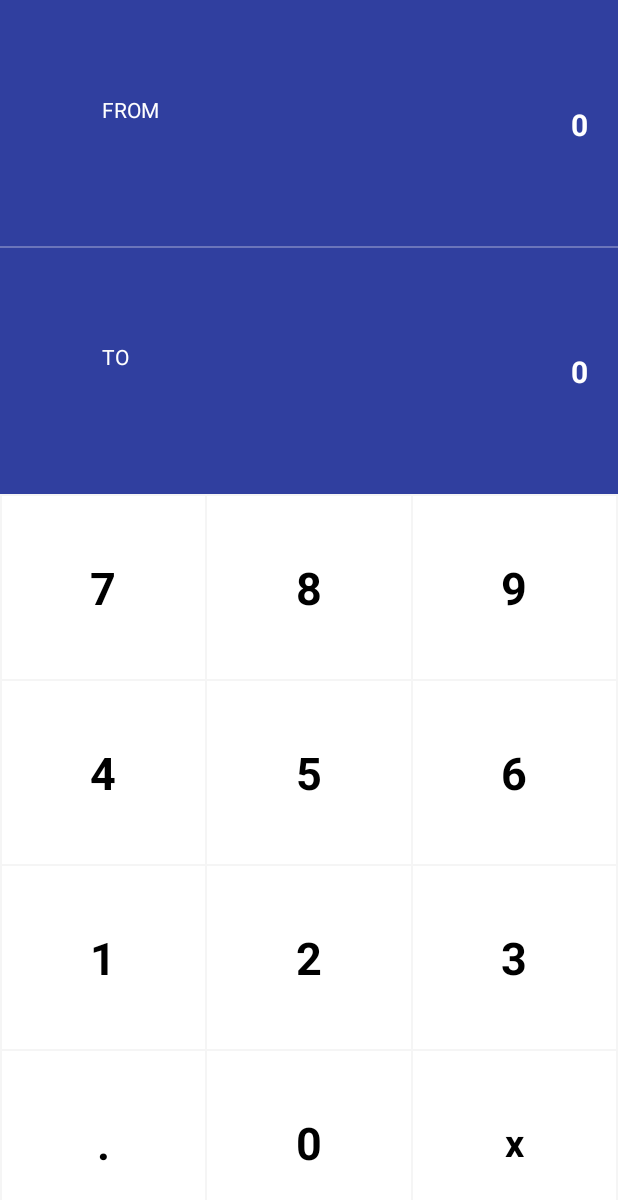
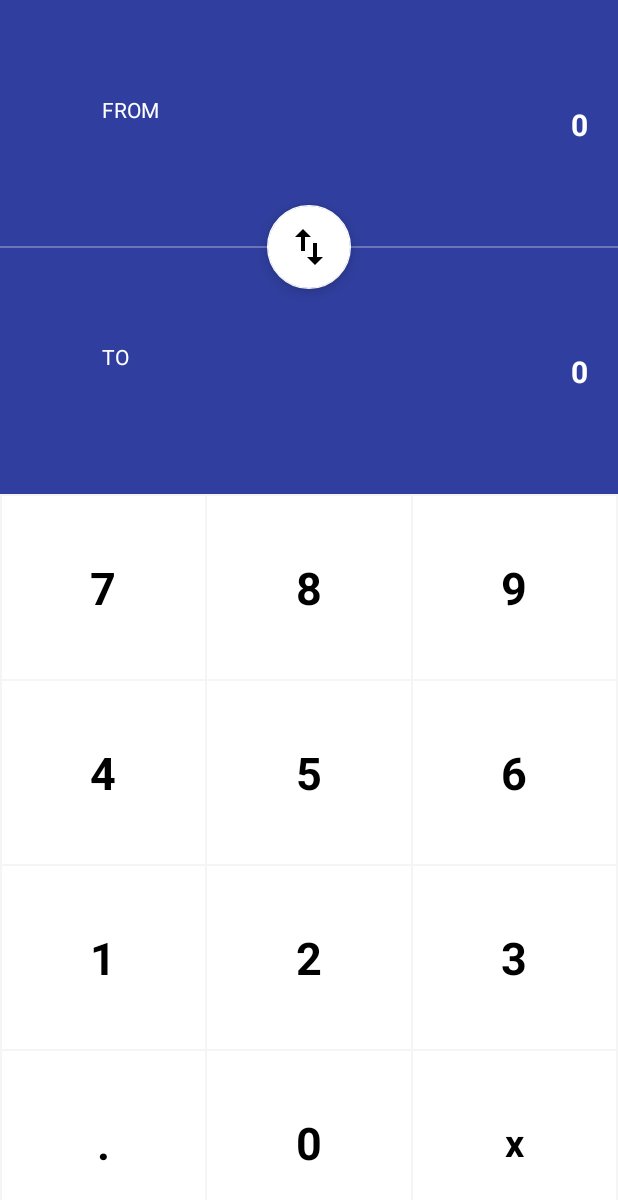
Before and after one commit to worker8/SimpleCurrency, an Android app: the screen it shows after launch (MainActivity), on a phone screen of 412 x 824 dp. Shown: the top 1200 px of the screen. Run offline under Robolectric (Android 15) with nearby library versions, the phone set to English and light mode, and no system bars; our stand-ins replace Dagger/Hilt's generated code, Room's generated code, RxJava; libraries missing offline, so code that uses them is left out: com.facebook.stetho, com.jakewharton.rxbinding3, com.jakewharton.threetenabp; 15 statements that could not run were skipped.

Commit message:
add touch feedback + swap button + UI improvement

```diff
--- a/app/build.gradle
+++ b/app/build.gradle
@@ -36,7 +36,6 @@ dependencies {
     implementation "com.jakewharton.rxbinding3:rxbinding:$Versions.App.rxBinding"
     implementation "com.jakewharton.threetenabp:threetenabp:$Versions.App.threeTenABP"
 
-
     /* UI */
     implementation "androidx.constraintlayout:constraintlayout:$Versions.App.constraintLayout"
     implementation "com.google.android.material:material:$Versions.App.material"
--- a/app/src/main/java/com/worker8/simplecurrency/ui/main/MainActivity.kt
+++ b/app/src/main/java/com/worker8/simplecurrency/ui/main/MainActivity.kt
@@ -32,6 +32,7 @@ class MainActivity : DaggerAppCompatActivity() {
         setContentView(R.layout.activity_main)
 
         val mainInput = object : MainContract.Input {
+            override val swapButtonClick = mainFab.clicks()
             override val onBaseCurrencyChanged = onBaseCurrencyChangedSubject.hide()
             override val onTargetCurrencyChanged = onTargetCurrencyChangedSubject.hide()
             override val onNumpad0Click by lazy { mainNum0.clicks().map { '0' } }
--- a/app/src/main/java/com/worker8/simplecurrency/ui/main/MainContract.kt
+++ b/app/src/main/java/com/worker8/simplecurrency/ui/main/MainContract.kt
@@ -15,6 +15,7 @@ class MainContract {
         val onNumpad8Click: Observable<Char>
         val onNumpad9Click: Observable<Char>
         val backSpaceClick: Observable<Unit>
+        val swapButtonClick: Observable<Unit>
         val dotClick: Observable<Char>
         val onBaseCurrencyChanged: Observable<String>
         val onTargetCurrencyChanged: Observable<String>
--- a/app/src/main/java/com/worker8/simplecurrency/ui/main/MainViewModel.kt
+++ b/app/src/main/java/com/worker8/simplecurrency/ui/main/MainViewModel.kt
@@ -50,7 +50,7 @@ class MainViewModel(private val repo: MainRepo) :
 
     fun processOutputEvents() {
         Observable.merge(newNumberInputSharedObservable, backSpaceInputEventSharedObservable)
-            .subscribe { newInputString ->
+            .subscribe({ newInputString ->
                 dispatch(
                     currentScreenState.copy(
                         inputNumberString = formatInput(newInputString),
@@ -58,7 +58,9 @@ class MainViewModel(private val repo: MainRepo) :
                         isEnableDot = !newInputString.contains(".")
                     )
                 )
-            }
+            }, {
+                it.printStackTrace()
+            })
             .addTo(disposableBag)
 
         input.onBaseCurrencyChanged
@@ -90,15 +92,7 @@ class MainViewModel(private val repo: MainRepo) :
                 )
             }
             .addTo(calculateDisposableBag)
-//        newNumberInputSharedObservable
-//            .subscribe {
-//                dispatch(
-//                    currentScreenState.copy(
-//                        inputNumberString = it
-//                    )
-//                )
-//            }
-//            .addTo(calculateDisposableBag)
+
         onTargetCurrencyClickedShared
             .subscribeOn(repo.schedulerSharedRepo.mainThread)
             .withLatestFrom(calculateConversionRateSharedObservable,
@@ -110,6 +104,15 @@ class MainViewModel(private val repo: MainRepo) :
             .subscribe { viewAction.navigateToSelectTargetCurrency(it) }
             .addTo(calculateDisposableBag)
 
+        input.swapButtonClick
+            .subscribe {
+                val tempBaseCode = repo.getSelectedBaseCurrencyCode()
+                val tempTargetCode = repo.getSelectedTargetCurrencyCode()
+                repo.setSelectedBaseCurrencyCode(tempTargetCode)
+                repo.setSelectedTargetCurrencyCode(tempBaseCode)
+                onCreate()
+            }
+            .addTo(calculateDisposableBag)
         repo.setupPeriodicUpdate()
     }
 
--- /dev/null
+++ b/app/src/main/res/drawable/ic_swap_btn.xml
@@ -0,0 +1,12 @@
+<vector xmlns:android="http://schemas.android.com/apk/res/android"
+    android:width="384dp"
+    android:height="384dp"
+    android:viewportWidth="384"
+    android:viewportHeight="384">
+  <path
+      android:fillColor="#FF000000"
+      android:pathData="M128,0l-85.333,85.12l64,0l0,149.547l42.666,0l0,-149.547l64,0z"/>
+  <path
+      android:fillColor="#FF000000"
+      android:pathData="M277.333,298.88l0,-149.547l-42.666,0l0,149.547l-64,0l85.333,85.12l85.333,-85.12z"/>
+</vector>
--- /dev/null
+++ b/app/src/main/res/drawable/ripple_dark.xml
@@ -0,0 +1,17 @@
+<?xml version="1.0" encoding="utf-8"?><!-- in drawable folder-->
+<ripple xmlns:android="http://schemas.android.com/apk/res/android"
+    android:color="@color/grey_400">
+
+    <item android:id="@android:id/mask">
+        <shape android:shape="rectangle">
+            <solid android:color="@android:color/white" />
+        </shape>
+    </item>
+
+    <item>
+        <shape android:shape="rectangle">
+            <!-- put your background color here-->
+            <solid android:color="@color/colorPrimary" />
+        </shape>
+    </item>
+</ripple>
--- a/app/src/main/res/layout/activity_main.xml
+++ b/app/src/main/res/layout/activity_main.xml
@@ -10,7 +10,7 @@
         android:id="@+id/mainBaseCurrencyPicker"
         android:layout_width="0dp"
         android:layout_height="0dp"
-        android:background="@color/colorPrimary"
+        android:background="@drawable/ripple_dark"
         app:layout_constraintBottom_toTopOf="@id/mainGuideline2"
         app:layout_constraintEnd_toEndOf="parent"
         app:layout_constraintStart_toStartOf="parent"
@@ -20,7 +20,7 @@
         android:id="@+id/mainTargetCurrencyPicker"
         android:layout_width="0dp"
         android:layout_height="0dp"
-        android:background="@color/colorPrimary"
+        android:background="@drawable/ripple_dark"
         app:layout_constraintBottom_toTopOf="@id/mainGuideline4"
         app:layout_constraintEnd_toEndOf="parent"
         app:layout_constraintStart_toStartOf="parent"
@@ -82,8 +82,8 @@
         android:layout_width="wrap_content"
         android:layout_height="wrap_content"
         android:background="@android:color/white"
-        android:tint="@android:color/white"
-        android:visibility="gone"
+        android:foregroundTint="@color/colorPrimaryDark"
+        android:src="@drawable/ic_swap_btn"
         app:backgroundTint="@android:color/white"
         app:layout_constraintBottom_toBottomOf="@id/mainGuideline2"
         app:layout_constraintEnd_toEndOf="parent"
--- a/app/src/main/res/layout/row_picker.xml
+++ b/app/src/main/res/layout/row_picker.xml
@@ -4,7 +4,8 @@
     xmlns:tools="http://schemas.android.com/tools"
     android:layout_width="match_parent"
     android:layout_height="wrap_content"
-    android:layout_margin="16dp">
+    android:background="@drawable/ripple"
+    android:padding="16dp">
 
     <TextView
         android:id="@+id/pickerCurrencyName"
```
